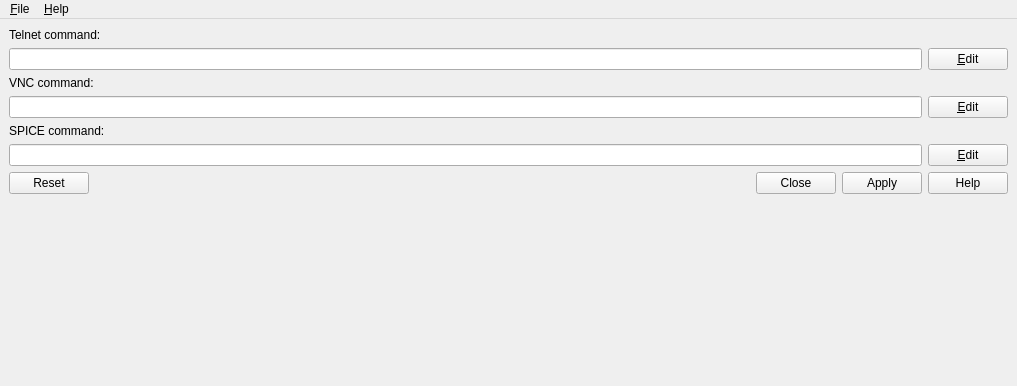
GNS3/gns3-webclient-pack, file gns3_webclient_pack/ui/main_window.ui: the form before one commit.
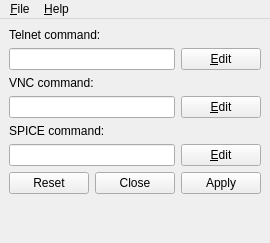
The form after the commit. Icons and pictures are not drawn.

Diff of the .ui file:
```diff
--- a/gns3_webclient_pack/ui/main_window.ui
+++ b/gns3_webclient_pack/ui/main_window.ui
@@ -5,27 +5,25 @@
   <property name="windowModality">
    <enum>Qt::NonModal</enum>
   </property>
-  <property name="geometry">
-   <rect>
-    <x>0</x>
-    <y>0</y>
-    <width>1017</width>
-    <height>386</height>
-   </rect>
-  </property>
   <property name="windowTitle">
    <string>GNS3 WebClient pack</string>
   </property>
   <widget class="QWidget" name="uiCentralWidget">
-   <layout class="QVBoxLayout" name="verticalLayout">
-    <item>
-     <widget class="QLabel" name="uiTelnetCommandLabel">
-      <property name="text">
-       <string>Telnet command:</string>
+   <layout class="QGridLayout" name="gridLayout">
+    <item row="7" column="0">
+     <spacer name="verticalSpacer">
+      <property name="orientation">
+       <enum>Qt::Vertical</enum>
       </property>
-     </widget>
+      <property name="sizeHint" stdset="0">
+       <size>
+        <width>20</width>
+        <height>40</height>
+       </size>
+      </property>
+     </spacer>
     </item>
-    <item>
+    <item row="1" column="0">
      <layout class="QHBoxLayout" name="horizontalLayout_9">
       <item>
        <widget class="QLineEdit" name="uiTelnetCommandLineEdit">
@@ -65,14 +63,14 @@
       </item>
      </layout>
     </item>
-    <item>
+    <item row="2" column="0">
      <widget class="QLabel" name="uiVNCCommandLabel">
       <property name="text">
        <string>VNC command:</string>
       </property>
      </widget>
     </item>
-    <item>
+    <item row="3" column="0">
      <layout class="QHBoxLayout" name="horizontalLayout_8">
       <item>
        <widget class="QLineEdit" name="uiVNCCommandLineEdit">
@@ -109,14 +107,21 @@
       </item>
      </layout>
     </item>
-    <item>
+    <item row="4" column="0">
      <widget class="QLabel" name="uiSPICECommandLabel">
       <property name="text">
        <string>SPICE command:</string>
       </property>
      </widget>
     </item>
-    <item>
+    <item row="0" column="0">
+     <widget class="QLabel" name="uiTelnetCommandLabel">
+      <property name="text">
+       <string>Telnet command:</string>
+      </property>
+     </widget>
+    </item>
+    <item row="5" column="0">
      <layout class="QHBoxLayout" name="horizontalLayout_10">
       <item>
        <widget class="QLineEdit" name="uiSPICECommandLineEdit">
@@ -153,29 +158,16 @@
       </item>
      </layout>
     </item>
-    <item>
+    <item row="6" column="0">
      <widget class="QDialogButtonBox" name="uiButtonBox">
       <property name="orientation">
        <enum>Qt::Horizontal</enum>
       </property>
       <property name="standardButtons">
-       <set>QDialogButtonBox::Apply|QDialogButtonBox::Close|QDialogButtonBox::Help|QDialogButtonBox::Reset</set>
+       <set>QDialogButtonBox::Apply|QDialogButtonBox::Close|QDialogButtonBox::Reset</set>
       </property>
      </widget>
     </item>
-    <item>
-     <spacer name="verticalSpacer">
-      <property name="orientation">
-       <enum>Qt::Vertical</enum>
-      </property>
-      <property name="sizeHint" stdset="0">
-       <size>
-        <width>20</width>
-        <height>40</height>
-       </size>
-      </property>
-     </spacer>
-    </item>
    </layout>
    <zorder>uiVNCCommandLabel</zorder>
    <zorder>uiSPICECommandLabel</zorder>
@@ -188,7 +180,7 @@
     <rect>
      <x>0</x>
      <y>0</y>
-     <width>1017</width>
+     <width>913</width>
      <height>42</height>
     </rect>
    </property>
```
Left out of the diff: 6 changed lines with no effect on the pictures.
